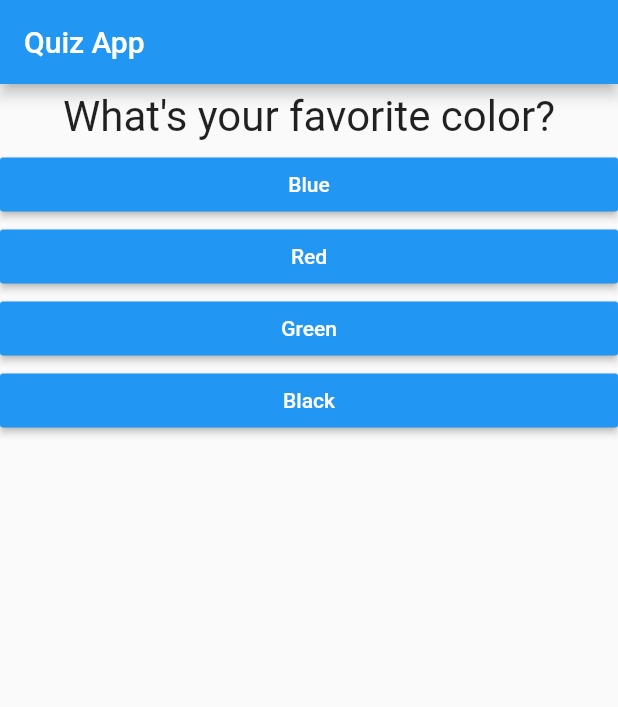
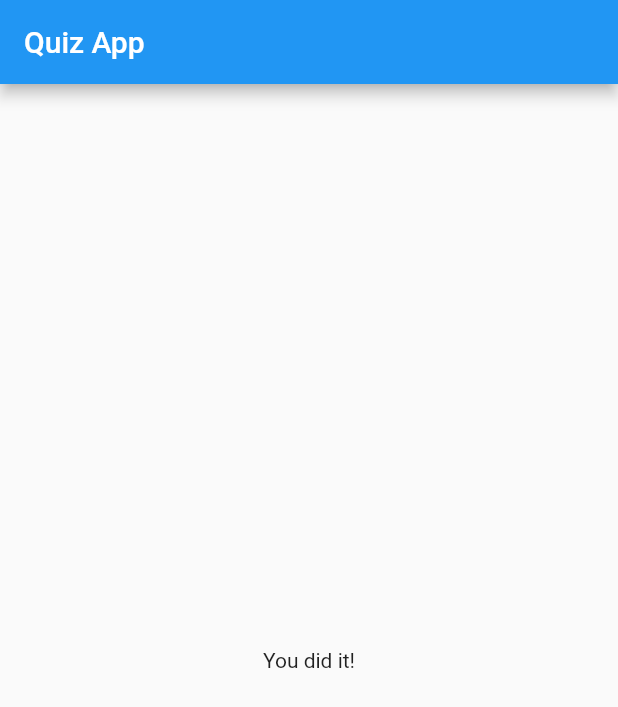
Before and after one commit to SavvyChap/flutter_quiz_app, a Flutter app: the screen it shows after launch, after a tap on "Blue", after a tap on "Dog", after a tap on "Fall", on a phone screen of 412 x 824 dp. Shown: the top 707 px of the screen. Run offline on Flutter 3.47's test engine with Material 2 defaults, Android fonts, the phone set to English and light mode, and no system bars.

Commit message:
Broke apart main widget into two more manageable ones.

```diff
--- a/lib/main.dart
+++ b/lib/main.dart
@@ -1,7 +1,7 @@
 import 'package:flutter/material.dart';
 
-import './question.dart';
-import './answer.dart';
+import './quiz.dart';
+import './result.dart';
 
 void main() => runApp(MyApp());
 
@@ -16,50 +16,47 @@ class MyApp extends StatefulWidget {
 
 class _MyAppState extends State<MyApp> {
 
+  final _questions = const [
+    {
+      'questionText': 'What\'s your favorite color?',
+      'answers': ['Blue', 'Red', 'Green', 'Black']
+    },
+    {
+      'questionText': 'What\'s your favorite animal?',
+      'answers': ['Cat', 'Dog', 'Lizards', 'Not Fish']
+    },
+    {
+      'questionText': 'What\'s your favorite season?',
+      'answers': ['Spring', 'Summer', 'Fall', 'Winter']
+    }
+
+  ];
+
   var _questionIndex = 0;
 
   void _answerQuestion() {
     setState(() {
-      if (_questionIndex < 2) {
-        _questionIndex = _questionIndex + 1;
-      }
-      else {
-        _questionIndex = 0;
-      }
+      _questionIndex = _questionIndex + 1;
     });
     print(_questionIndex);
+    if(_questionIndex < _questions.length) {
+      print("We have more questions!");
+    }
   }
 
   @override
   Widget build(BuildContext context) {
-    const questions = [
-      {
-        'questionText': 'What\'s your favorite color?',
-        'answers': ['Blue', 'Red', 'Green', 'Black']
-      },
-      {
-        'questionText': 'What\'s your favorite animal?',
-        'answers': ['Cat', 'Dog', 'Lizards', 'Not Fish']
-      },
-      {
-        'questionText': 'What\'s your favorite season?',
-        'answers': ['Spring', 'Summer', 'Fall', 'Winter']
-      }
 
-    ];
 
     return MaterialApp(
       home: Scaffold(
         appBar: AppBar(title: Text("Quiz App"),),
-        body: Column(children: [
-          Question(
-            questions[_questionIndex]['questionText'],
-          ),
-          ...(questions[_questionIndex]['answers'] as List<String>).map((answer) {
-            return Answer(_answerQuestion, answer);
-          }).toList()
-        ],
-        ),
+        body: _questionIndex < _questions.length
+            ? Quiz(
+              answerQuestion: _answerQuestion,
+              questionIndex: _questionIndex,
+              questions: _questions,)
+            : Result(),
       ),
     );
   }
--- /dev/null
+++ b/lib/quiz.dart
@@ -0,0 +1,30 @@
+import 'package:flutter/material.dart';
+
+import './question.dart';
+import './answer.dart';
+
+class Quiz extends StatelessWidget {
+  final List<Map<String, Object>> questions;
+  final int questionIndex;
+  final Function answerQuestion;
+
+  Quiz({
+    @required this.questions,
+    @required this.answerQuestion,
+    @required this.questionIndex
+  });
+
+  @override
+  Widget build(BuildContext context) {
+    return Column(
+      children: [
+        Question(
+          questions[questionIndex]['questionText'],
+        ),
+        ...(questions[questionIndex]['answers'] as List<String>).map((answer) {
+          return Answer(answerQuestion, answer);
+        }).toList()
+      ],
+    );
+  }
+}
--- /dev/null
+++ b/lib/result.dart
@@ -0,0 +1,10 @@
+import 'package:flutter/material.dart';
+
+class Result extends StatelessWidget {
+  @override
+  Widget build(BuildContext context) {
+    return Center(
+      child: Text('You did it!'),
+    );
+  }
+}
```
